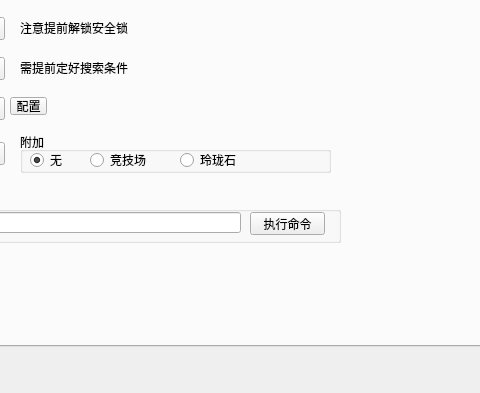
This is ui/win/script.ui in misakamikodo/mhxy_script as Qt 5 draws it before an edit; both pictures show x 92 to 572 and y 104 to 497 of the 797 by 497 pixel window. The edited form follows.
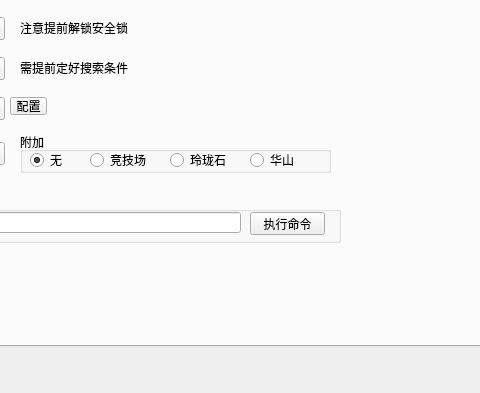
This is the edited form. The open tabs and pages were chosen to show the change.

```diff
--- a/ui/win/script.ui
+++ b/ui/win/script.ui
@@ -830,9 +830,9 @@
       <widget class="QRadioButton" name="auto_battle_linglongshi_rdo">
        <property name="geometry">
         <rect>
-         <x>160</x>
+         <x>150</x>
          <y>20</y>
-         <width>89</width>
+         <width>61</width>
          <height>16</height>
         </rect>
        </property>
@@ -869,6 +869,19 @@
         <string>竞技场</string>
        </property>
       </widget>
+      <widget class="QRadioButton" name="auto_battle_huashang_rdo">
+       <property name="geometry">
+        <rect>
+         <x>230</x>
+         <y>20</y>
+         <width>61</width>
+         <height>16</height>
+        </rect>
+       </property>
+       <property name="text">
+        <string>华山</string>
+       </property>
+      </widget>
      </widget>
      <widget class="QGroupBox" name="groupBox_4">
       <property name="geometry">
```
